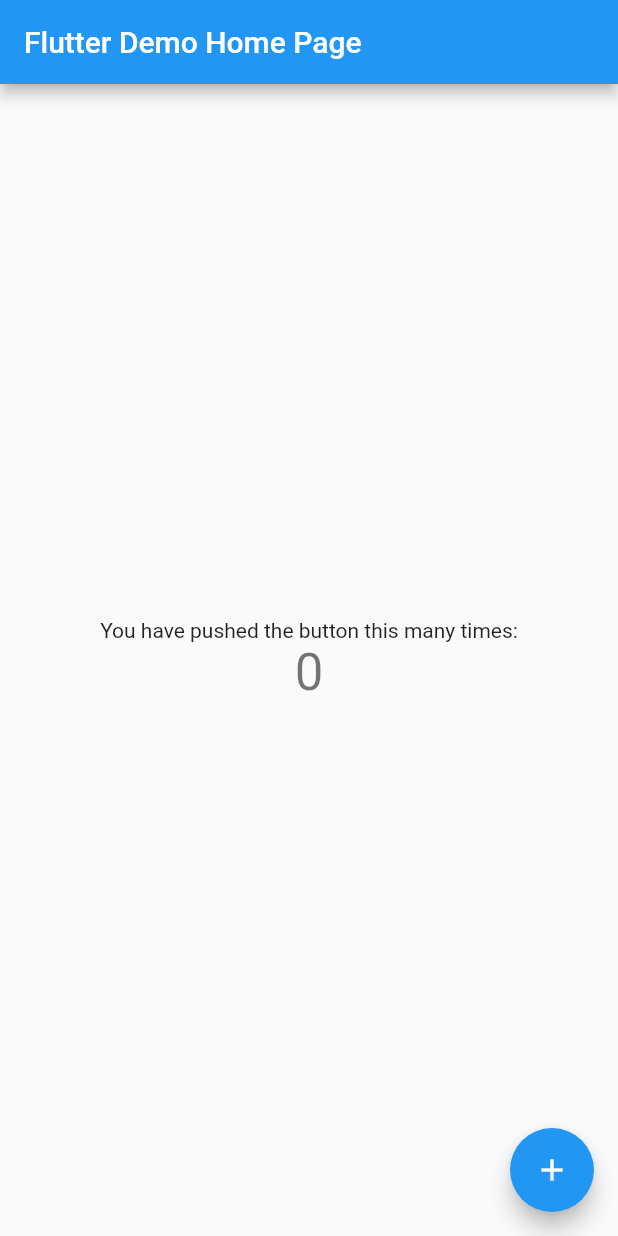
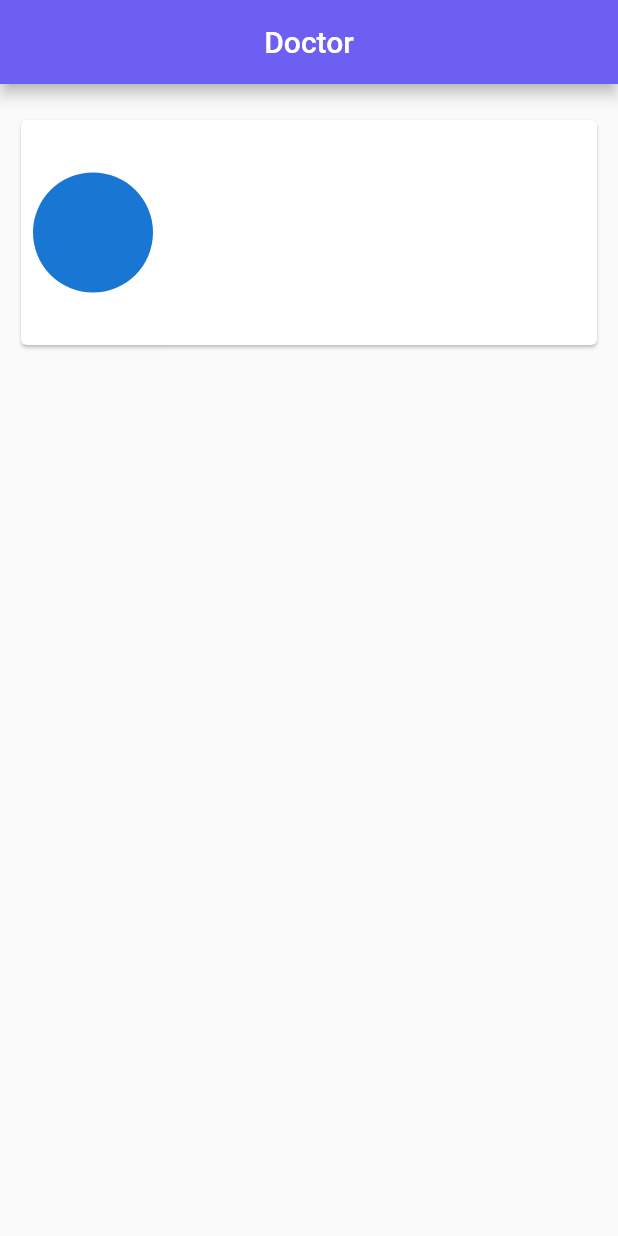
Before and after one commit to chizakasipascal/wiiqare_draft, a Flutter app: the screen it shows after launch, on a phone screen of 412 x 824 dp. Run offline on Flutter 3.47's test engine with Material 2 defaults, Android fonts, the phone set to English and light mode, and no system bars.

Commit message:
implemation du strucutre

```diff
--- /dev/null
+++ b/lib/constants/app_theme.dart
@@ -0,0 +1,11 @@
+import 'package:flutter/material.dart';
+import 'package:wiiqare/utils/colors.dart';
+
+final ThemeData themeData = ThemeData(
+  backgroundColor: WhiteColor,
+  visualDensity: VisualDensity.adaptivePlatformDensity,
+  primaryColor: BleuColor,
+  accentColor: BleuColor.withOpacity(.5),
+  //fontFamily: GoogleFonts.roboto().fontFamily,
+  splashColor: BleuColor,
+);
--- /dev/null
+++ b/lib/constants/routes.dart
@@ -0,0 +1,12 @@
+import 'package:flutter/material.dart';
+import 'package:wiiqare/views/ui/dashboard.dart';
+
+class Routes {
+  Routes._();
+
+  static const String dashboard = '/dashboard';
+
+  static final routes = <String, WidgetBuilder>{
+    dashboard: (BuildContext context) => Dashboard(),
+  };
+}
--- /dev/null
+++ b/lib/constants/strings.dart
@@ -0,0 +1,5 @@
+class Strings {
+  Strings._();
+
+  static const String appName = "Healthcare";
+}
--- a/lib/main.dart
+++ b/lib/main.dart
@@ -1,6 +1,13 @@
 import 'package:flutter/material.dart';
+import 'package:flutter/services.dart';
+import 'constants/routes.dart';
+import 'constants/app_theme.dart';
+import 'constants/strings.dart';
+import 'views/ui/ui.dart';
 
 void main() {
+  SystemChrome.setSystemUIOverlayStyle(
+      SystemUiOverlayStyle(statusBarColor: Colors.transparent));
   runApp(MyApp());
 }
 
@@ -8,58 +15,11 @@
   @override
   Widget build(BuildContext context) {
     return MaterialApp(
-      title: 'Flutter Demo',
-      theme: ThemeData(
-        primarySwatch: Colors.blue,
-      ),
-      home: MyHomePage(title: 'Flutter Demo Home Page'),
+      debugShowCheckedModeBanner: false,
+      title: Strings.appName,
+      theme: themeData,
+      home: Dashboard(),
+      routes: Routes.routes,
     );
   }
 }
-
-class MyHomePage extends StatefulWidget {
-  MyHomePage({Key key, this.title}) : super(key: key);
-
-  final String title;
-
-  @override
-  _MyHomePageState createState() => _MyHomePageState();
-}
-
-class _MyHomePageState extends State<MyHomePage> {
-  int _counter = 0;
-
-  void _incrementCounter() {
-    setState(() {
-      _counter++;
-    });
-  }
-
-  @override
-  Widget build(BuildContext context) {
-    return Scaffold(
-      appBar: AppBar(
-        title: Text(widget.title),
-      ),
-      body: Center(
-        child: Column(
-          mainAxisAlignment: MainAxisAlignment.center,
-          children: <Widget>[
-            Text(
-              'You have pushed the button this many times:',
-            ),
-            Text(
-              '$_counter',
-              style: Theme.of(context).textTheme.headline4,
-            ),
-          ],
-        ),
-      ),
-      floatingActionButton: FloatingActionButton(
-        onPressed: _incrementCounter,
-        tooltip: 'Increment',
-        child: Icon(Icons.add),
-      ),
-    );
-  }
-}
--- /dev/null
+++ b/lib/utils/style/style.dart
@@ -0,0 +1 @@
+export 'dashboard_style.dart';
--- /dev/null
+++ b/lib/views/ui/dashboard.dart
@@ -0,0 +1,42 @@
+import 'package:flutter/material.dart';
+import 'package:wiiqare/utils/colors.dart';
+
+class Dashboard extends StatefulWidget {
+  @override
+  _DashboardState createState() => _DashboardState();
+}
+
+class _DashboardState extends State<Dashboard> {
+  @override
+  Widget build(BuildContext context) {
+    return Scaffold(
+      appBar: AppBar(
+        title: Text(
+          "Doctor",
+          style: TextStyle(color: WhiteColor),
+        ),
+        centerTitle: true,
+      ),
+      body: Padding(
+        padding: const EdgeInsets.only(left: 10.0, right: 10.0, top: 20),
+        child: Column(
+          children: [
+            Card(
+              child: Container(
+                height: 150,
+                child: Padding(
+                  padding: const EdgeInsets.all(8.0),
+                  child: Row(
+                    children: [
+                      SizedBox(height: 80.0, width: 80.0, child: CircleAvatar())
+                    ],
+                  ),
+                ),
+              ),
+            )
+          ],
+        ),
+      ),
+    );
+  }
+}
--- /dev/null
+++ b/lib/views/ui/ui.dart
@@ -0,0 +1 @@
+export 'dashboard.dart';
```
Also changed, not shown: lib/utils/colors.dart (added, +8 -0 lines), lib/utils/style/dashboard_style.dart (added, +48 -0 lines).
